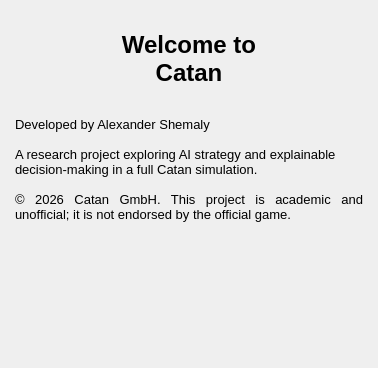
This is view/ui/start_menu.ui in AlexShem247/a-catan-tutor as Qt 5 draws it before an edit; both pictures show x 0 to 378 and y 0 to 368 of the 378 by 749 pixel window. The edited form follows.
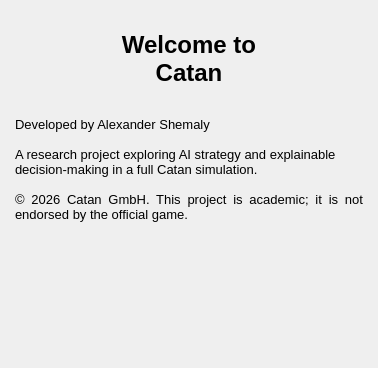
This is the edited form.

What changed in the file:
```diff
--- a/view/ui/start_menu.ui
+++ b/view/ui/start_menu.ui
@@ -105,7 +105,7 @@
 &lt;p style=&quot;-qt-paragraph-type:empty; margin-top:0px; margin-bottom:0px; margin-left:0px; margin-right:0px; -qt-block-indent:0; text-indent:0px; font-size:10pt;&quot;&gt;&lt;br /&gt;&lt;/p&gt;
 &lt;p style=&quot; margin-top:0px; margin-bottom:0px; margin-left:0px; margin-right:0px; -qt-block-indent:0; text-indent:0px;&quot;&gt;&lt;span style=&quot; font-size:10pt;&quot;&gt;A research project exploring AI strategy and explainable decision-making in a full Catan simulation.&lt;/span&gt;&lt;/p&gt;
 &lt;p style=&quot;-qt-paragraph-type:empty; margin-top:0px; margin-bottom:0px; margin-left:0px; margin-right:0px; -qt-block-indent:0; text-indent:0px; font-size:10pt;&quot;&gt;&lt;br /&gt;&lt;/p&gt;
-&lt;p align=&quot;justify&quot; style=&quot; margin-top:0px; margin-bottom:0px; margin-left:0px; margin-right:0px; -qt-block-indent:0; text-indent:0px;&quot;&gt;&lt;span style=&quot; font-size:10pt;&quot;&gt;© 2026 Catan GmbH. This project is academic and unofficial; it is not endorsed by the official game.&lt;/span&gt;&lt;/p&gt;&lt;/body&gt;&lt;/html&gt;</string>
+&lt;p align=&quot;justify&quot; style=&quot; margin-top:0px; margin-bottom:0px; margin-left:0px; margin-right:0px; -qt-block-indent:0; text-indent:0px;&quot;&gt;&lt;span style=&quot; font-size:10pt;&quot;&gt;© 2026 Catan GmbH. This project is academic; it is not endorsed by the official game.&lt;/span&gt;&lt;/p&gt;&lt;/body&gt;&lt;/html&gt;</string>
      </property>
      <property name="textInteractionFlags">
       <set>Qt::NoTextInteraction</set>
```
